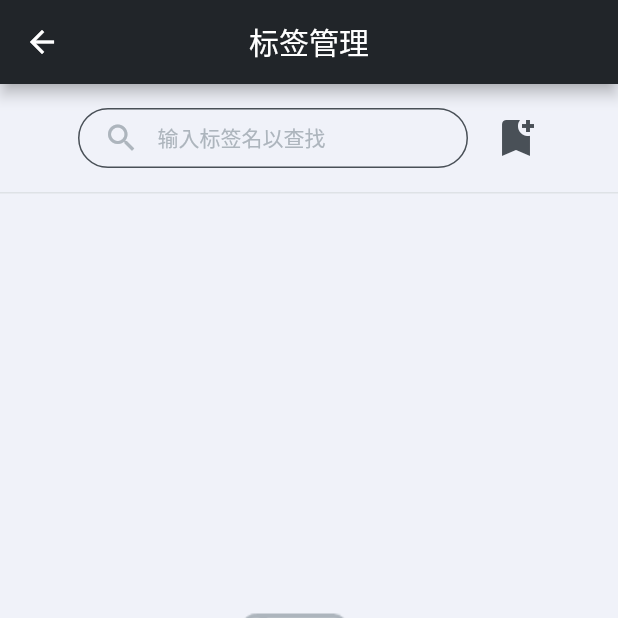
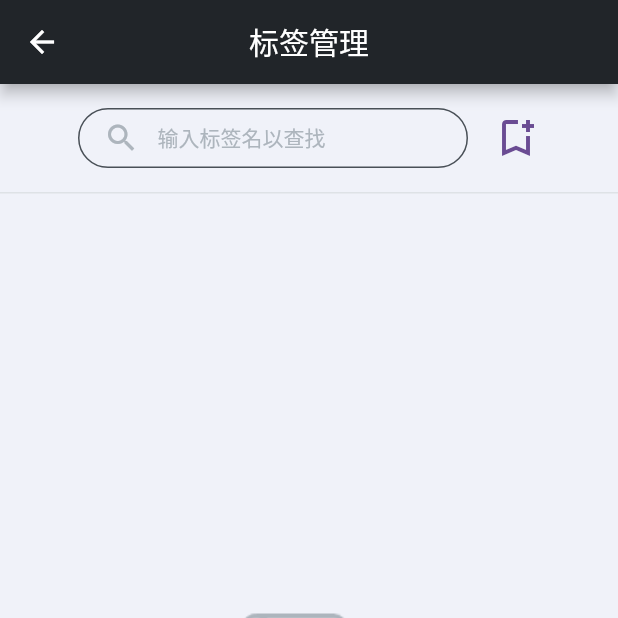
Before and after one commit to lopo12123/wuwu, a Flutter app: the TagManageView screen opened by its route, on a phone screen of 412 x 824 dp, the top half of it. Run offline on Flutter 3.47's test engine with Material 2 defaults, Android fonts, the phone set to English and light mode, and no system bars; our stand-ins replace bot_toast, curved_navigation_bar, flutter_slidable, get, isar, loading_animation_widget and 1 more; missing offline and left inert: flip_board, gesture_password_widget, window_manager, windows_single_instance; accounts and stored records are empty; generated files the repository leaves out were written again; Roboto replaces fonts that are missing (ShouShu, XiaoBai).

Commit message:
style: 颜色 + 图标调整

```diff
--- a/lib/views/tag_manage.dart
+++ b/lib/views/tag_manage.dart
@@ -35,9 +35,9 @@ class _TagItem extends StatelessWidget {
           Expanded(
             child: StyledText.ShouShu(
               tag.tagName ?? '<暂无标签名>',
+              color: Palette.b90,
               fontSize: 16,
               lineHeight: 20,
-              fontWeight: FontWeight.w500,
               maxLines: 2,
               overflow: TextOverflow.ellipsis,
             ).paddingSymmetric(horizontal: 8),
@@ -115,7 +115,10 @@ class TagManageView extends GetView<_TagManageController> {
                 iconSize: 32,
                 padding: const EdgeInsets.only(left: 16),
                 onPressed: controller.requestTagCreate,
-                icon: const Icon(Icons.bookmark_add, color: Palette.b70),
+                icon: const Icon(
+                  Icons.bookmark_add_outlined,
+                  color: Palette.purple,
+                ),
               ),
             ],
           ),
```
